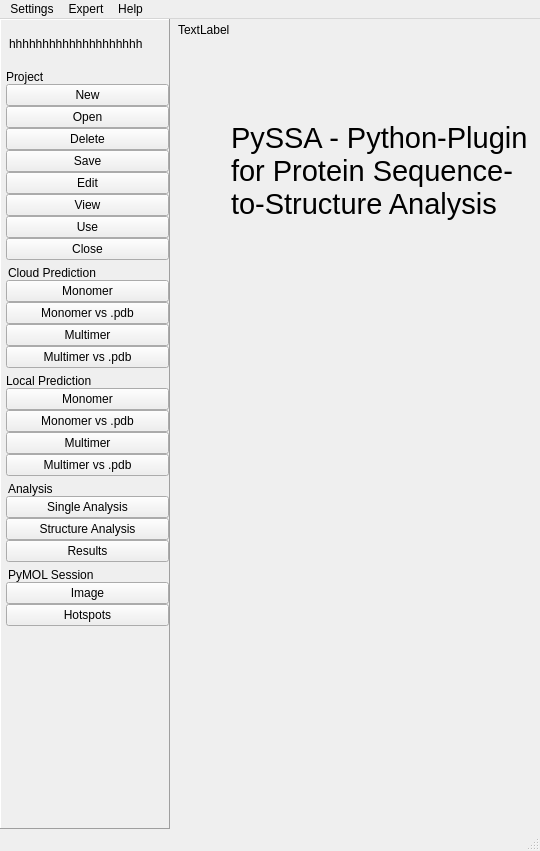
First picture: the form in pyssa/gui/ui/forms/mainWindow_alt.ui, repository urban233/PySSA, before the edit.
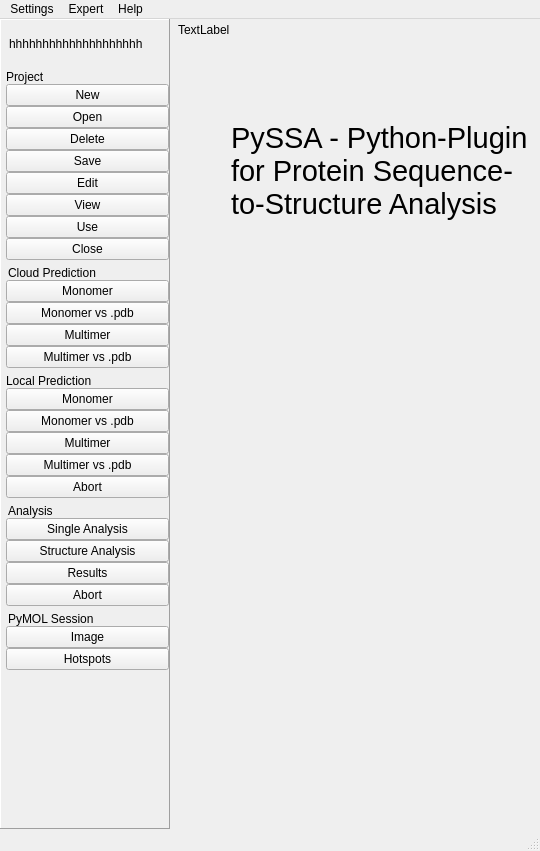
Second picture: the form after the edit. Icons and pictures are not drawn.

```diff
--- a/pyssa/gui/ui/forms/mainWindow_alt.ui
+++ b/pyssa/gui/ui/forms/mainWindow_alt.ui
@@ -393,6 +393,13 @@
                      </property>
                     </widget>
                    </item>
+                   <item>
+                    <widget class="QPushButton" name="btn_prediction_abort">
+                     <property name="text">
+                      <string>Abort</string>
+                     </property>
+                    </widget>
+                   </item>
                   </layout>
                  </item>
                  <item>
@@ -449,6 +456,13 @@
                      </property>
                     </widget>
                    </item>
+                   <item>
+                    <widget class="QPushButton" name="btn_analysis_abort">
+                     <property name="text">
+                      <string>Abort</string>
+                     </property>
+                    </widget>
+                   </item>
                   </layout>
                  </item>
                  <item>
```
